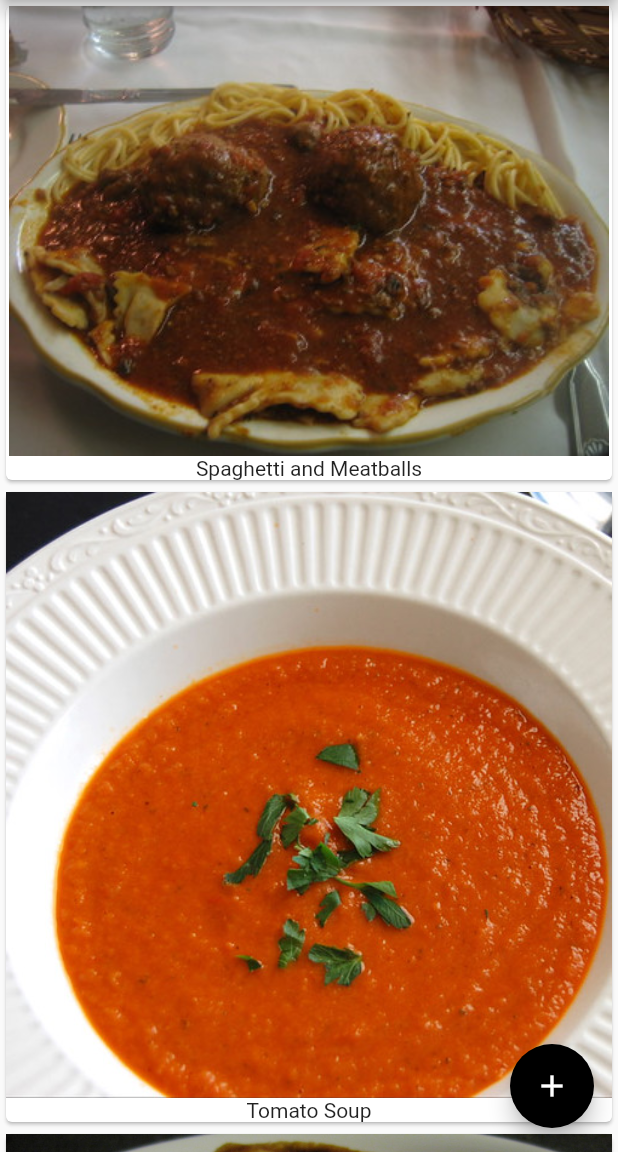
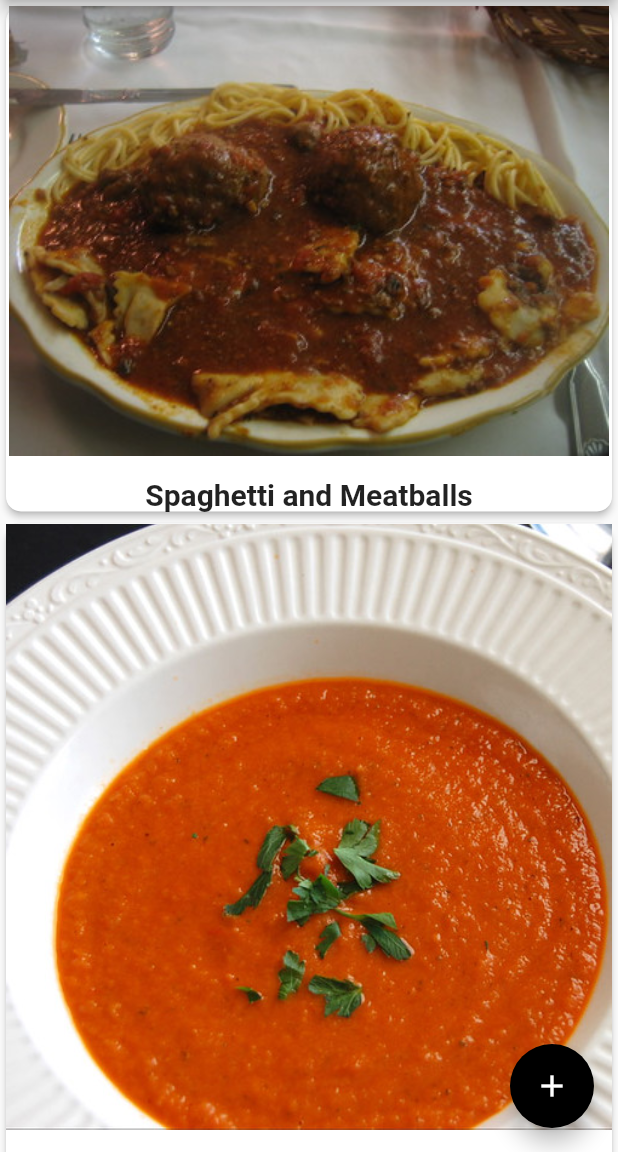
Before and after one commit to Raxan7/RecipeCalculatorFlutter, a Flutter app: the screen it shows after launch, on a phone screen of 412 x 824 dp, the part 84-1236 px from its top. Run offline on Flutter 3.47's test engine with Material 2 defaults, Android fonts, the phone set to English and light mode, and no system bars; Roboto replaces fonts that are missing (Palatino).

Commit message:
Added styling to the home page

```diff
--- a/lib/main.dart
+++ b/lib/main.dart
@@ -91,10 +91,23 @@ class _MyHomePageState extends State<MyHomePage> {
   }
   Widget buildRecipeCard(Recipe recipe) {
     return Card(
+      elevation: 2.0,
+      shape: RoundedRectangleBorder(
+        borderRadius: BorderRadius.circular(10.0)),
       child: Column(
         children: <Widget>[
           Image(image: AssetImage(recipe.imageUrl)),
-          Text(recipe.label),
+          const SizedBox(
+            height: 14.0,
+          ),
+          Text(
+            recipe.label,
+            style: const TextStyle(
+              fontSize: 20.0,
+              fontWeight: FontWeight.w700,
+              fontFamily: 'Palatino',
+            ),
+          ),
         ],
       ),
     );
```
